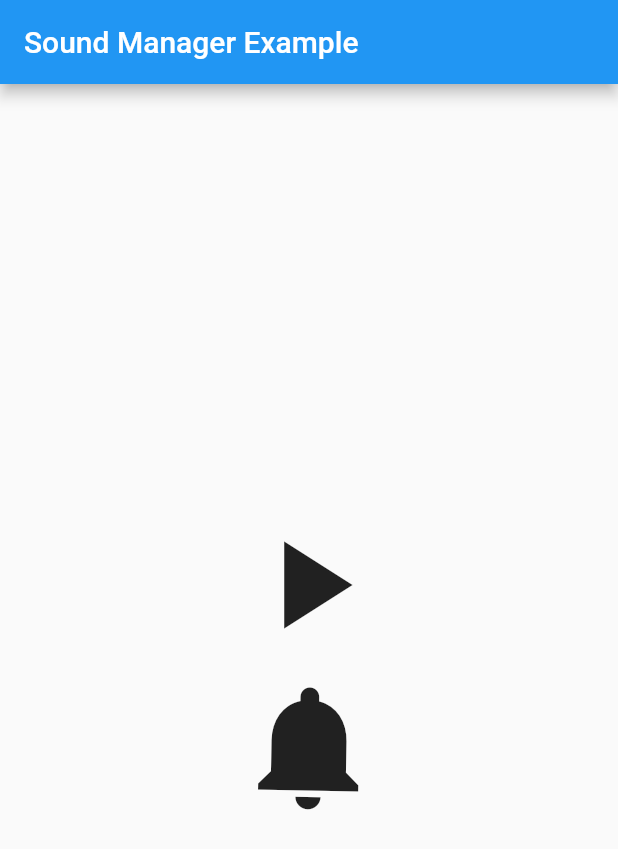
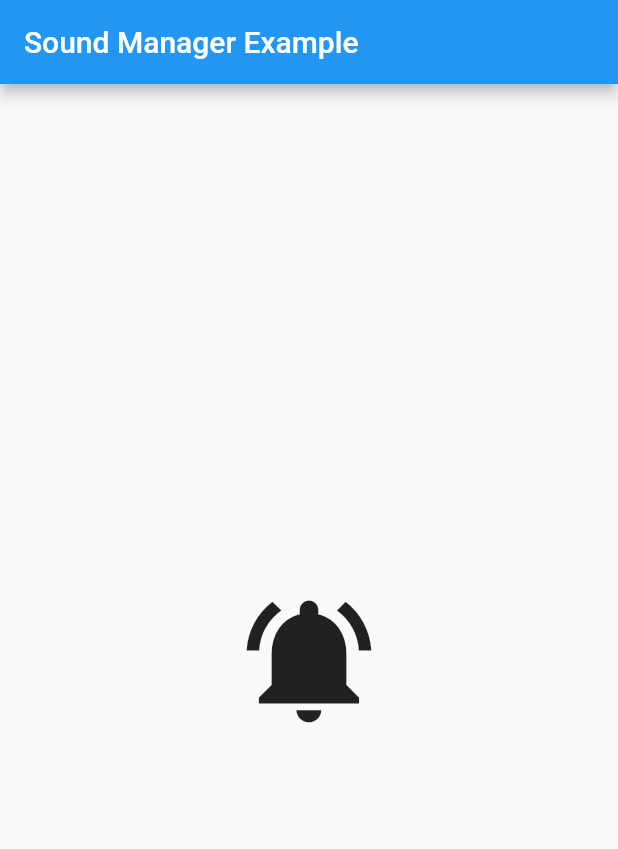
Before and after one commit to ahmtydn/sound_manager, a Flutter app: the screen it shows after launch, after a tap on the "play arrow" icon, on a phone screen of 412 x 824 dp. Shown: the top 849 px of the screen. Run offline on Flutter 3.47's test engine with Material 2 defaults, Android fonts, the phone set to English and light mode, and no system bars; our stand-ins replace just_audio, plugin_platform_interface.

Commit message:
plugin example done

```diff
--- a/example/lib/main.dart
+++ b/example/lib/main.dart
@@ -1,4 +1,6 @@
 import 'package:flutter/material.dart';
+import 'package:just_audio/just_audio.dart';
+import 'package:sound_manager/sound_manager.dart';
 
 void main() {
   runApp(const MyApp());
@@ -29,30 +31,37 @@ class MyButton extends StatefulWidget {
   State<MyButton> createState() => _MyButtonState();
 }
 
-class _MyButtonState extends State<MyButton>
-    with SingleTickerProviderStateMixin {
+class _MyButtonState extends State<MyButton> {
   final ValueNotifier<bool> loading = ValueNotifier<bool>(false);
-  late AnimationController _controller;
-
-  @override
-  void initState() {
-    super.initState();
-    _controller = AnimationController(
-      duration: const Duration(seconds: 1),
-      vsync: this,
-    )..repeat(reverse: true);
-  }
-
-  @override
-  void dispose() {
-    _controller.dispose();
-    super.dispose();
-  }
+  final audioManagerPlugin = SoundManager();
+  final AudioPlayer soundPlayer = AudioPlayer();
 
   Future<void> _onButtonPressed() async {
     loading.value = true;
-    await Future.delayed(const Duration(seconds: 5));
-    loading.value = false;
+    await audioManagerPlugin.setVolumeForAllExcept(
+        "sound_manager_example.exe", 0.0);
+    soundPlayer.setAsset("assets/sounds/sound1.mp3");
+
+    int playCount = 0;
+
+    soundPlayer.playerStateStream.listen((event) async {
+      if (event.processingState == ProcessingState.completed &&
+          playCount <= 3) {
+        playCount++;
+        if (playCount <= 3) {
+          await soundPlayer.seek(Duration.zero);
+          await soundPlayer.setVolume(1.0);
+          await soundPlayer.play();
+        } else {
+          await Future.delayed(const Duration(seconds: 2));
+          await audioManagerPlugin.resetVolume();
+          loading.value = false;
+        }
+      }
+    });
+    await soundPlayer.seek(Duration.zero);
+    await soundPlayer.setVolume(1.0);
+    await soundPlayer.play();
   }
 
   @override
@@ -60,24 +69,21 @@ class _MyButtonState extends State<MyButton>
     return Column(
       mainAxisAlignment: MainAxisAlignment.center,
       children: <Widget>[
-        IconButton(
-          icon: const Icon(Icons.play_arrow),
-          iconSize: 100.0,
-          onPressed: _onButtonPressed,
-        ),
         ValueListenableBuilder(
           valueListenable: loading,
           builder: (context, value, child) {
-            return AnimatedBuilder(
-              animation: _controller,
-              child: const Icon(Icons.notifications, size: 100.0),
-              builder: (BuildContext context, Widget? widget) {
-                return Transform.rotate(
-                  angle: value ? _controller.value * 0.02 : 0,
-                  child: widget!,
-                );
-              },
-            );
+            return loading.value
+                ? const Icon(
+                    Icons.notifications_active,
+                    size: 100,
+                  )
+                : InkWell(
+                    onTap: _onButtonPressed,
+                    child: const Icon(
+                      Icons.play_arrow,
+                      size: 100,
+                    ),
+                  );
           },
         ),
       ],
--- a/example/pubspec.yaml
+++ b/example/pubspec.yaml
@@ -24,6 +24,8 @@ dependencies:
     # The example app is bundled with the plugin so we use a path dependency on
     # the parent directory to use the current plugin's version.
     path: ../
+  just_audio: ^0.9.37
+  just_audio_windows: ^0.2.0
 
   # The following adds the Cupertino Icons font to your application.
   # Use with the CupertinoIcons class for iOS style icons.
@@ -52,8 +54,8 @@ flutter:
   uses-material-design: true
 
   # To add assets to your application, add an assets section, like this:
-  # assets:
-  #   - images/a_dot_burr.jpeg
+  assets:
+    - assets/sounds/
   #   - images/a_dot_ham.jpeg
 
   # An image asset can refer to one or more resolution-specific "variants", see
```
Also changed, not shown: example/pubspec.lock, 3 other files.
